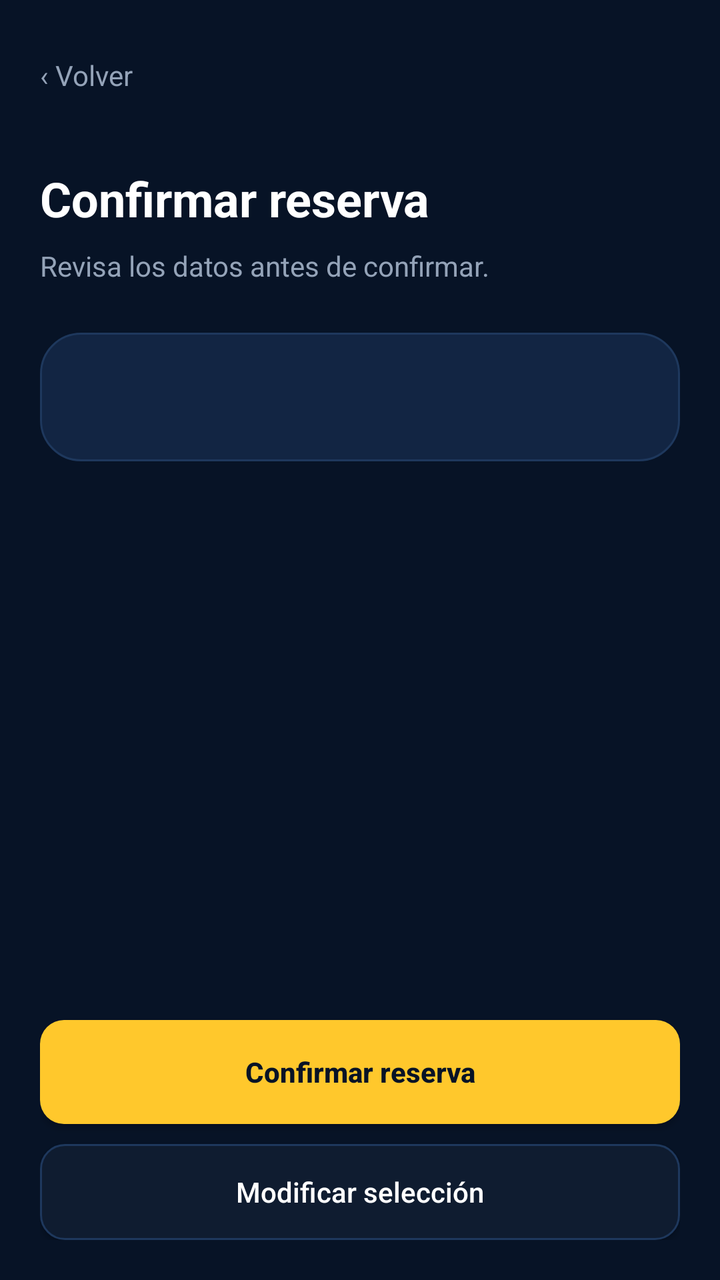
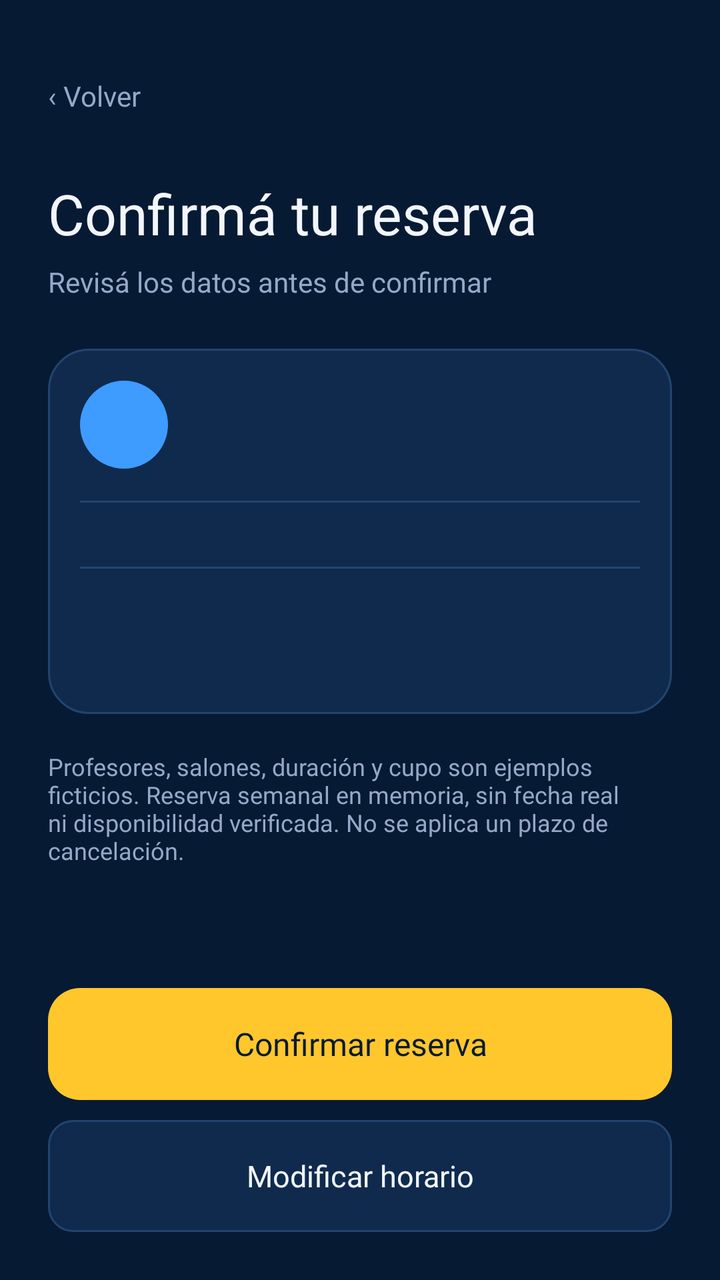

Before-and-after screenshots of an Android layout around one commit, followed by the original layout XML and the change that was made.
<!-- AndroidManifest.xml: application theme Theme.AppCompat.DayNight.NoActionBar -->
<!-- res/layout/activity_reservation_confirmation.xml -->
<?xml version="1.0" encoding="utf-8"?>
<LinearLayout xmlns:android="http://schemas.android.com/apk/res/android"
    android:layout_width="match_parent"
    android:layout_height="match_parent"
    android:background="#071326"
    android:orientation="vertical"
    android:padding="20dp">

    <TextView
        android:id="@+id/backButton"
        android:layout_width="wrap_content"
        android:layout_height="wrap_content"
        android:paddingVertical="8dp"
        android:text="‹ Volver"
        android:textColor="#94A3B8"
        android:textSize="14sp" />

    <TextView
        android:id="@+id/confirmationTitle"
        android:layout_width="wrap_content"
        android:layout_height="wrap_content"
        android:layout_marginTop="28dp"
        android:text="Confirmar reserva"
        android:textColor="#FFFFFF"
        android:textSize="24sp"
        android:textStyle="bold" />

    <TextView
        android:layout_width="wrap_content"
        android:layout_height="wrap_content"
        android:layout_marginTop="8dp"
        android:text="Revisa los datos antes de confirmar."
        android:textColor="#94A3B8"
        android:textSize="14sp" />

    <TextView
        android:id="@+id/reservationSummary"
        android:layout_width="match_parent"
        android:layout_height="wrap_content"
        android:layout_marginTop="24dp"
        android:background="@drawable/bg_card"
        android:padding="20dp"
        android:textColor="#FFFFFF"
        android:textSize="18sp"
        android:textStyle="bold" />

    <Space
        android:layout_width="match_parent"
        android:layout_height="0dp"
        android:layout_weight="1" />

    <androidx.appcompat.widget.AppCompatButton
        android:id="@+id/confirmButton"
        android:layout_width="match_parent"
        android:layout_height="52dp"
        android:background="@drawable/bg_badge_yellow"
        android:text="Confirmar reserva"
        android:textAllCaps="false"
        android:textColor="#071326"
        android:textStyle="bold" />

    <androidx.appcompat.widget.AppCompatButton
        android:id="@+id/modifyButton"
        android:layout_width="match_parent"
        android:layout_height="48dp"
        android:layout_marginTop="10dp"
        android:background="@drawable/bg_input_field"
        android:text="Modificar selección"
        android:textAllCaps="false"
        android:textColor="#FFFFFF" />
</LinearLayout>
<!-- resources referenced by this layout -->
<resources>
  <!-- drawable bg_badge_yellow (drawable) -->
  <?xml version="1.0" encoding="utf-8"?>
  <shape xmlns:android="http://schemas.android.com/apk/res/android"
      android:shape="rectangle">
      <solid android:color="#FFC82C" />
      <corners android:radius="12dp" />
  </shape>
  <!-- drawable bg_card (drawable) -->
  <?xml version="1.0" encoding="utf-8"?>
  <shape xmlns:android="http://schemas.android.com/apk/res/android"
      android:shape="rectangle">
      <solid android:color="#122543" />
      <corners android:radius="20dp" />
      <stroke
          android:width="1dp"
          android:color="#1E385D" />
  </shape>
  <!-- drawable bg_input_field (drawable) -->
  <?xml version="1.0" encoding="utf-8"?>
  <shape xmlns:android="http://schemas.android.com/apk/res/android"
      android:shape="rectangle">
      <solid android:color="#0F1C30" />
      <corners android:radius="12dp" />
      <stroke
          android:width="1dp"
          android:color="#1E385D" />
  </shape>
</resources>

<!-- the commit's change to res/layout/activity_reservation_confirmation.xml (unified diff, before → after) -->
@@ -1,71 +1,145 @@
 <?xml version="1.0" encoding="utf-8"?>
 <LinearLayout xmlns:android="http://schemas.android.com/apk/res/android"
+    android:id="@+id/reservasRoot"
     android:layout_width="match_parent"
     android:layout_height="match_parent"
-    android:background="#071326"
-    android:orientation="vertical"
-    android:padding="20dp">
-
-    <TextView
-        android:id="@+id/backButton"
-        android:layout_width="wrap_content"
-        android:layout_height="wrap_content"
-        android:paddingVertical="8dp"
-        android:text="‹ Volver"
-        android:textColor="#94A3B8"
-        android:textSize="14sp" />
-
-    <TextView
-        android:id="@+id/confirmationTitle"
-        android:layout_width="wrap_content"
-        android:layout_height="wrap_content"
-        android:layout_marginTop="28dp"
-        android:text="Confirmar reserva"
-        android:textColor="#FFFFFF"
-        android:textSize="24sp"
-        android:textStyle="bold" />
-
-    <TextView
-        android:layout_width="wrap_content"
-        android:layout_height="wrap_content"
-        android:layout_marginTop="8dp"
-        android:text="Revisa los datos antes de confirmar."
-        android:textColor="#94A3B8"
-        android:textSize="14sp" />
-
-    <TextView
-        android:id="@+id/reservationSummary"
+    android:background="#071A33"
+    android:orientation="vertical">
+    <ScrollView
+        android:layout_width="match_parent"
+        android:layout_height="0dp"
+        android:layout_weight="1"
+        android:fillViewport="true">
+        <LinearLayout
+            android:layout_width="match_parent"
+            android:layout_height="wrap_content"
+            android:orientation="vertical"
+            android:padding="24dp">
+            <TextView
+                android:id="@+id/backButton"
+                style="@style/reservas_body"
+                android:layout_width="wrap_content"
+                android:layout_height="wrap_content"
+                android:minHeight="48dp"
+                android:gravity="center_vertical"
+                android:text="@string/reservas_back" />
+            <TextView
+                android:id="@+id/confirmationTitle"
+                style="@style/reservas_title"
+                android:layout_width="match_parent"
+                android:layout_height="wrap_content"
+                android:layout_marginTop="16dp"
+                android:text="@string/reservas_confirm_title" />
+            <TextView
+                style="@style/reservas_body"
+                android:layout_width="match_parent"
+                android:layout_height="wrap_content"
+                android:layout_marginTop="6dp"
+                android:text="@string/reservas_confirm_help" />
+            <LinearLayout
+                android:id="@+id/confirmationCard"
+                android:layout_width="match_parent"
+                android:layout_height="wrap_content"
+                android:layout_marginTop="24dp"
+                android:background="@drawable/access_card"
+                android:orientation="vertical"
+                android:padding="16dp">
+                <LinearLayout
+                    android:layout_width="match_parent"
+                    android:layout_height="wrap_content"
+                    android:gravity="center_vertical"
+                    android:orientation="horizontal">
+                    <TextView
+                        android:id="@+id/teacherInitials"
+                        style="@style/access_text_card_title"
+                        android:layout_width="44dp"
+                        android:layout_height="44dp"
+                        android:background="@drawable/reservas_avatar"
+                        android:gravity="center"
+                        android:textColor="#071A33" />
+                    <LinearLayout
+                        android:layout_width="0dp"
+                        android:layout_height="wrap_content"
+                        android:layout_weight="1"
+                        android:layout_marginStart="12dp"
+                        android:orientation="vertical">
+                        <TextView
+                            android:id="@+id/confirmationClass"
+                            style="@style/access_text_card_title"
+                            android:layout_width="match_parent"
+                            android:layout_height="wrap_content" />
+                        <TextView
+                            android:id="@+id/confirmationTeacher"
+                            style="@style/reservas_caption"
+                            android:layout_width="match_parent"
+                            android:layout_height="wrap_content" />
+                    </LinearLayout>
+                </LinearLayout>
+                <View
+                    android:layout_width="match_parent"
+                    android:layout_height="1dp"
+                    android:layout_marginTop="16dp"
+                    android:layout_marginBottom="16dp"
+                    android:background="#23446E" />
+                <LinearLayout
+                    android:id="@+id/confirmationDetails"
+                    android:layout_width="match_parent"
+                    android:layout_height="wrap_content"
+                    android:orientation="vertical" />
+                <View
+                    android:layout_width="match_parent"
+                    android:layout_height="1dp"
+                    android:layout_marginTop="16dp"
+                    android:layout_marginBottom="16dp"
+                    android:background="#23446E" />
+                <TextView
+                    android:id="@+id/confirmationMember"
+                    style="@style/reservas_caption"
+                    android:layout_width="match_parent"
+                    android:layout_height="wrap_content" />
+                <TextView
+                    android:id="@+id/confirmationQuota"
+                    style="@style/reservas_caption"
+                    android:layout_width="match_parent"
+                    android:layout_height="wrap_content"
+                    android:layout_marginTop="8dp" />
+            </LinearLayout>
+            <TextView
+                android:id="@+id/reservationSummary"
+                style="@style/access_text_error"
+                android:layout_width="match_parent"
+                android:layout_height="wrap_content"
+                android:layout_marginTop="12dp"
+                android:accessibilityLiveRegion="polite"
+                android:visibility="gone" />
+            <TextView
+                style="@style/reservas_caption"
+                android:layout_width="match_parent"
+                android:layout_height="wrap_content"
+                android:layout_marginTop="18dp"
+                android:text="@string/reservas_demo_note" />
+        </LinearLayout>
+    </ScrollView>
+    <LinearLayout
         android:layout_width="match_parent"
         android:layout_height="wrap_content"
-        android:layout_marginTop="24dp"
-        android:background="@drawable/bg_card"
-        android:padding="20dp"
-        android:textColor="#FFFFFF"
-        android:textSize="18sp"
-        android:textStyle="bold" />
-
-    <Space
-        android:layout_width="match_parent"
-        android:layout_height="0dp"
-        android:layout_weight="1" />
-
-    <androidx.appcompat.widget.AppCompatButton
-        android:id="@+id/confirmButton"
-        android:layout_width="match_parent"
-        android:layout_height="52dp"
-        android:background="@drawable/bg_badge_yellow"
-        android:text="Confirmar reserva"
-        android:textAllCaps="false"
-        android:textColor="#071326"
-        android:textStyle="bold" />
-
-    <androidx.appcompat.widget.AppCompatButton
-        android:id="@+id/modifyButton"
-        android:layout_width="match_parent"
-        android:layout_height="48dp"
-        android:layout_marginTop="10dp"
-        android:background="@drawable/bg_input_field"
-        android:text="Modificar selección"
-        android:textAllCaps="false"
-        android:textColor="#FFFFFF" />
+        android:orientation="vertical"
+        android:paddingStart="24dp"
+        android:paddingEnd="24dp"
+        android:paddingTop="12dp"
+        android:paddingBottom="24dp">
+        <androidx.appcompat.widget.AppCompatButton
+            android:id="@+id/confirmButton"
+            style="@style/reservas_primary"
+            android:layout_width="match_parent"
+            android:layout_height="wrap_content"
+            android:text="@string/reservas_confirm" />
+        <androidx.appcompat.widget.AppCompatButton
+            android:id="@+id/modifyButton"
+            style="@style/reservas_secondary"
+            android:layout_width="match_parent"
+            android:layout_height="wrap_content"
+            android:layout_marginTop="10dp"
+            android:text="@string/reservas_modify" />
+    </LinearLayout>
 </LinearLayout>
<!-- resource entries referenced after the edit -->
@@ -1,31 +1,177 @@
 <!-- resources referenced by this layout -->
 <resources>
-  <!-- drawable bg_badge_yellow (drawable) -->
+  <!-- drawable access_card (drawable) -->
   <?xml version="1.0" encoding="utf-8"?>
-  <shape xmlns:android="http://schemas.android.com/apk/res/android"
-      android:shape="rectangle">
-      <solid android:color="#FFC82C" />
-      <corners android:radius="12dp" />
+  <shape xmlns:android="http://schemas.android.com/apk/res/android" android:shape="rectangle">
+      <solid android:color="@color/access_surface" />
+      <corners android:radius="20dp" />
+      <stroke android:width="1dp" android:color="@color/access_border" />
   </shape>
-  <!-- drawable bg_card (drawable) -->
+  <!-- drawable reservas_avatar (drawable) -->
   <?xml version="1.0" encoding="utf-8"?>
-  <shape xmlns:android="http://schemas.android.com/apk/res/android"
-      android:shape="rectangle">
-      <solid android:color="#122543" />
-      <corners android:radius="20dp" />
-      <stroke
-          android:width="1dp"
-          android:color="#1E385D" />
+  <shape xmlns:android="http://schemas.android.com/apk/res/android" android:shape="oval">
+      <solid android:color="#3E9BFF" />
   </shape>
-  <!-- drawable bg_input_field (drawable) -->
+  <string name="reservas_back">‹ Volver</string>
+  <string name="reservas_confirm">Confirmar reserva</string>
+  <string name="reservas_confirm_help">Revisá los datos antes de confirmar</string>
+  <string name="reservas_confirm_title">Confirmá tu reserva</string>
+  <string name="reservas_demo_note">Profesores, salones, duración y cupo son ejemplos ficticios. Reserva semanal en memoria, sin fecha real ni disponibilidad verificada. No se aplica un plazo de cancelación.</string>
+  <string name="reservas_modify">Modificar horario</string>
+  <style name="access_text_card_title" parent="access_text_body">
+          <item name="fontFamily">@font/inter_semibold</item>
+          <item name="android:fontFamily">@font/inter_semibold</item>
+          <item name="android:textSize">16sp</item>
+          <item name="android:textColor">@color/access_text_primary</item>
+      </style>
+  <style name="access_text_error" parent="access_text_caption">
+          <item name="android:textColor">@color/access_error</item>
+      </style>
+  <style name="reservas_body" parent="access_text_body">
+          <item name="android:textColor">#93A9C8</item>
+      </style>
+  <style name="reservas_caption" parent="reservas_body">
+          <item name="android:textSize">12sp</item>
+      </style>
+  <style name="reservas_primary" parent="access_button">
+          <item name="android:background">@drawable/access_button_member</item>
+          <item name="android:textColor">#071A33</item>
+      </style>
+  <style name="reservas_secondary" parent="access_button_secondary">
+          <item name="android:background">@drawable/reservas_choice</item>
+          <item name="android:textColor">#F2F6FC</item>
+      </style>
+  <style name="reservas_title" parent="access_text_card_title">
+          <item name="android:fontFamily">@font/inter_bold</item>
+          <item name="fontFamily">@font/inter_bold</item>
+          <item name="android:textSize">28sp</item>
+          <item name="android:textColor">#F2F6FC</item>
+      </style>
+  <color name="access_surface">#0F2A4D</color>
+  <color name="access_border">#23446E</color>
+  <style name="access_text_body" parent="TextAppearance.AppCompat">
+          <item name="fontFamily">@font/inter_regular</item>
+          <item name="android:fontFamily">@font/inter_regular</item>
+          <item name="android:textStyle">normal</item>
+          <item name="android:textSize">14sp</item>
+          <item name="android:textColor">@color/access_text_secondary</item>
+      </style>
+  <color name="access_text_primary">#F2F6FC</color>
+  <style name="access_text_caption" parent="access_text_body">
+          <item name="android:textSize">12sp</item>
+      </style>
+  <color name="access_error">#FF5A5F</color>
+  <style name="access_button" parent="Widget.AppCompat.Button">
+          <item name="fontFamily">@font/inter_semibold</item>
+          <item name="android:fontFamily">@font/inter_semibold</item>
+          <item name="android:textStyle">normal</item>
+          <item name="android:textSize">16sp</item>
+          <item name="android:textColor">@color/access_on_accent</item>
+          <item name="textAllCaps">false</item>
+          <item name="android:textAllCaps">false</item>
+          <item name="android:layout_height">56dp</item>
+          <item name="android:minHeight">56dp</item>
+          <item name="android:minWidth">0dp</item>
+          <item name="android:gravity">center</item>
+          <item name="android:paddingStart">16dp</item>
+          <item name="android:paddingEnd">16dp</item>
+          <item name="android:paddingTop">0dp</item>
+          <item name="android:paddingBottom">0dp</item>
+          <item name="android:stateListAnimator">@null</item>
+          <item name="backgroundTint">@null</item>
+          <item name="android:backgroundTint">@null</item>
+          <item name="android:background">@drawable/access_button_member</item>
+      </style>
+  <!-- drawable access_button_member (drawable) -->
   <?xml version="1.0" encoding="utf-8"?>
-  <shape xmlns:android="http://schemas.android.com/apk/res/android"
-      android:shape="rectangle">
-      <solid android:color="#0F1C30" />
-      <corners android:radius="12dp" />
-      <stroke
-          android:width="1dp"
-          android:color="#1E385D" />
-  </shape>
+  <selector xmlns:android="http://schemas.android.com/apk/res/android">
+      <item android:state_enabled="false">
+          <shape android:shape="rectangle">
+              <solid android:color="@color/access_disabled" />
+              <corners android:radius="16dp" />
+          </shape>
+      </item>
+      <item android:state_pressed="true">
+          <shape android:shape="rectangle">
+              <solid android:color="@color/access_member_pressed" />
+              <corners android:radius="16dp" />
+          </shape>
+      </item>
+      <item android:state_focused="true">
+          <shape android:shape="rectangle">
+              <solid android:color="@color/access_member" />
+              <corners android:radius="16dp" />
+              <stroke android:width="2dp" android:color="@color/access_text_primary" />
+          </shape>
+      </item>
+      <item>
+          <shape android:shape="rectangle">
+              <solid android:color="@color/access_member" />
+              <corners android:radius="16dp" />
+          </shape>
+      </item>
+  </selector>
+  <style name="access_button_secondary" parent="access_button">
+          <item name="fontFamily">@font/inter_medium</item>
+          <item name="android:fontFamily">@font/inter_medium</item>
+          <item name="android:textSize">15sp</item>
+          <item name="android:textColor">@color/access_text_primary</item>
+          <item name="android:background">@drawable/access_button_secondary</item>
+      </style>
+  <!-- drawable reservas_choice (drawable) -->
+  <?xml version="1.0" encoding="utf-8"?>
+  <selector xmlns:android="http://schemas.android.com/apk/res/android">
+      <item android:state_selected="true">
+          <shape>
+              <solid android:color="#0F2A4D" />
+              <stroke android:width="2dp" android:color="#FFC72C" />
+              <corners android:radius="12dp" />
+          </shape>
+      </item>
+      <item>
+          <shape>
+              <solid android:color="#0F2A4D" />
+              <stroke android:width="1dp" android:color="#23446E" />
+              <corners android:radius="12dp" />
+          </shape>
+      </item>
+  </selector>
+  <color name="access_text_secondary">#93A9C8</color>
+  <color name="access_on_accent">#0A1B33</color>
+  <color name="access_disabled">#1E385C</color>
+  <color name="access_member_pressed">#D69E14</color>
+  <color name="access_member">#FFC72C</color>
+  <!-- drawable access_button_secondary (drawable) -->
+  <?xml version="1.0" encoding="utf-8"?>
+  <selector xmlns:android="http://schemas.android.com/apk/res/android">
+      <item android:state_enabled="false">
+          <shape android:shape="rectangle">
+              <solid android:color="@color/access_disabled" />
+              <corners android:radius="16dp" />
+          </shape>
+      </item>
+      <item android:state_pressed="true">
+          <shape android:shape="rectangle">
+              <solid android:color="@color/access_surface" />
+              <corners android:radius="16dp" />
+              <stroke android:width="1dp" android:color="@color/access_border" />
+          </shape>
+      </item>
+      <item android:state_focused="true">
+          <shape android:shape="rectangle">
+              <solid android:color="@color/access_navy" />
+              <corners android:radius="16dp" />
+              <stroke android:width="2dp" android:color="@color/access_text_primary" />
+          </shape>
+      </item>
+      <item>
+          <shape android:shape="rectangle">
+              <solid android:color="@color/access_navy" />
+              <corners android:radius="16dp" />
+              <stroke android:width="1dp" android:color="@color/access_border" />
+          </shape>
+      </item>
+  </selector>
+  <color name="access_navy">#071A33</color>
 </resources>
 
